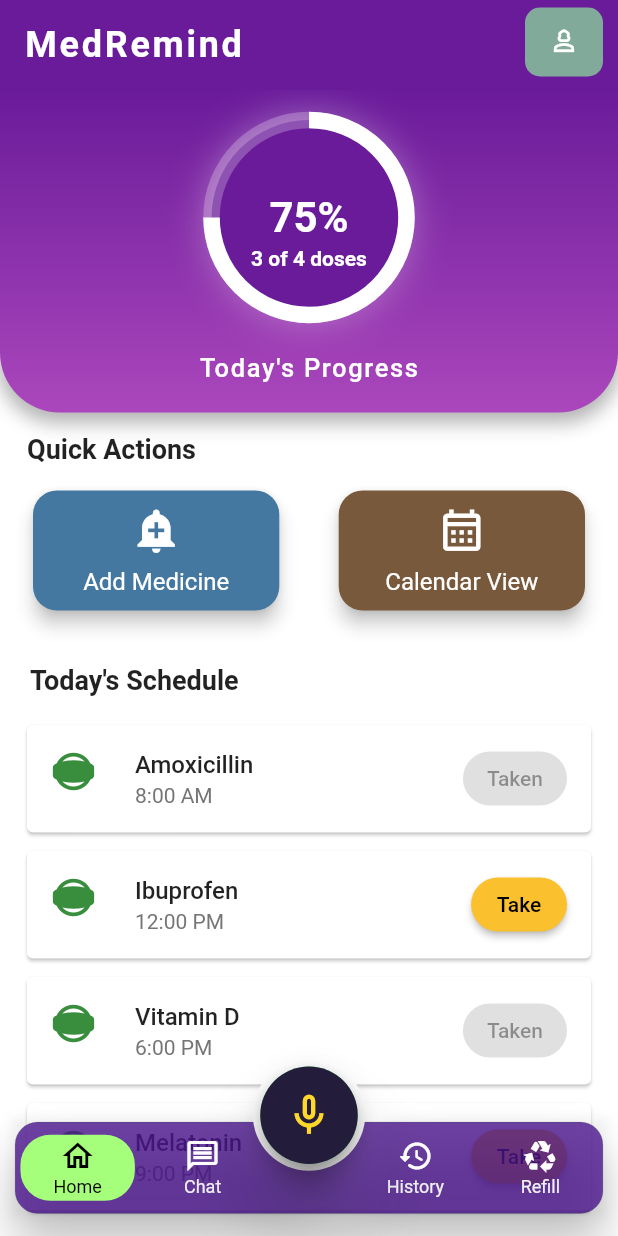
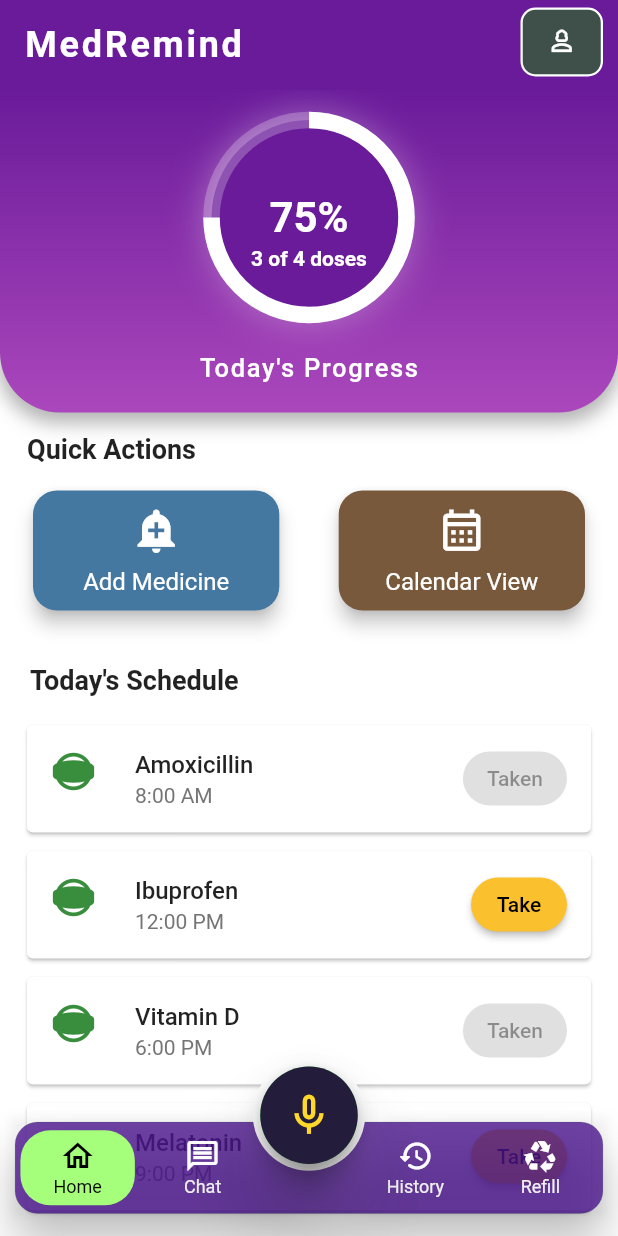
Before and after one commit to yadhugopakumar/Miniproject, a Flutter app: the screen it shows after launch, on a phone screen of 412 x 824 dp. Run offline on Flutter 3.47's test engine with Material 2 defaults, Android fonts, the phone set to English and light mode, and no system bars.

Commit message:
profile icon modification done 24/7/25

```diff
--- a/lib/bottomnavbar.dart
+++ b/lib/bottomnavbar.dart
@@ -123,7 +123,7 @@ class _BottomnavbarState extends State<Bottomnavbar> {
             color: isSelected
                 ? Color.fromARGB(255, 165, 255, 123)
                 : Colors.transparent),
-        padding: const EdgeInsets.symmetric(horizontal: 2, vertical: 2),
+        padding: const EdgeInsets.symmetric(horizontal: 2, vertical: 5),
         child: Column(
           mainAxisAlignment: MainAxisAlignment.spaceEvenly,
           mainAxisSize: MainAxisSize.min,
--- a/lib/pages/homepage.dart
+++ b/lib/pages/homepage.dart
@@ -57,7 +57,11 @@ class _HomepageStateContent extends State<Homepage> {
                 padding: const EdgeInsets.only(right: 10.0, top: 5, bottom: 5),
                 child: Container(
                   decoration: BoxDecoration(
-                    color: Color.fromARGB(255, 130, 170, 155),
+                    border: Border.all(
+                      color: Colors.white,
+                      width: 1.5,
+                    ),
+                    color: Color.fromARGB(255, 62, 80, 73),
                     borderRadius: BorderRadius.circular(10),
                   ),
                   padding: const EdgeInsets.all(2),
```
